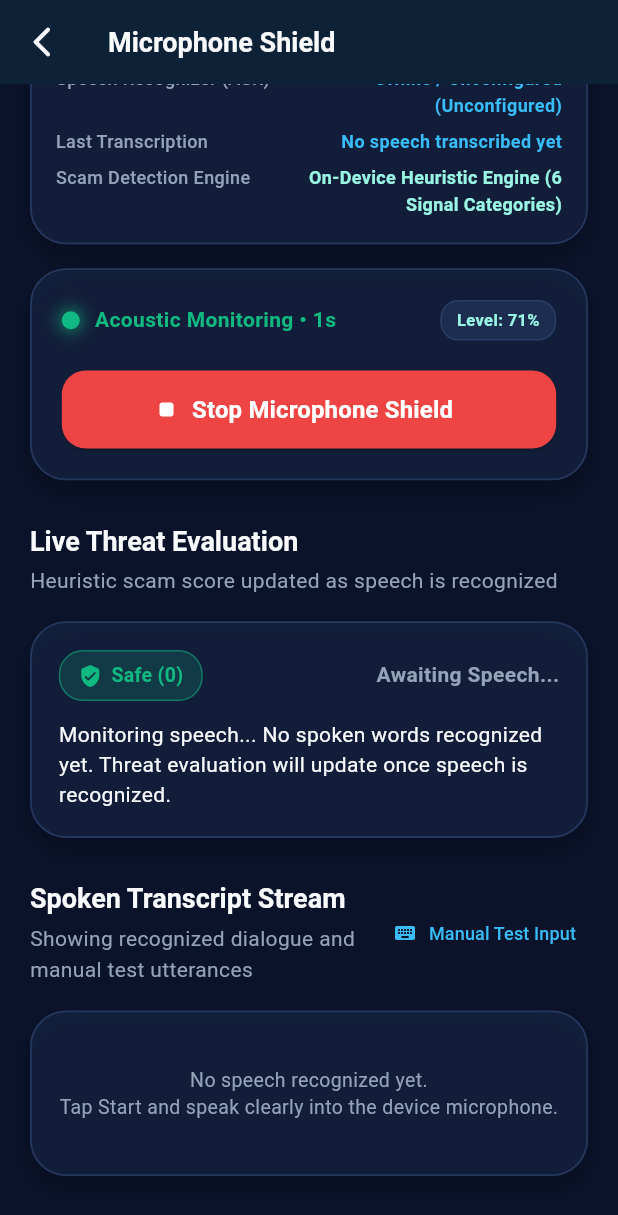
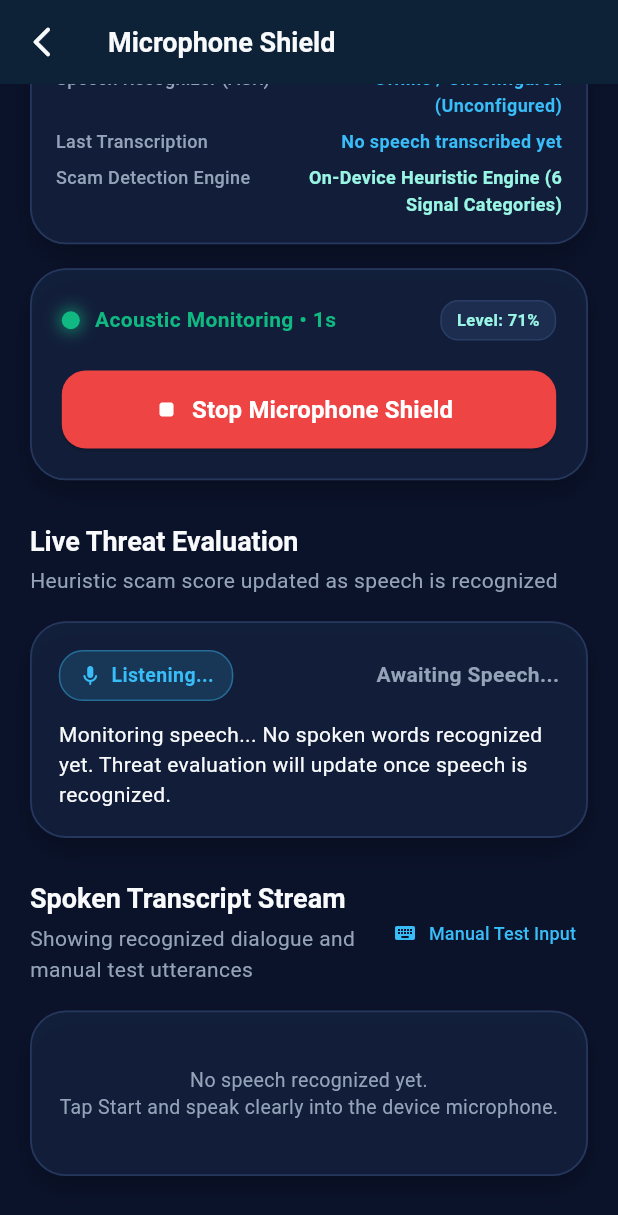
Before and after one commit to darahasvemakoti2007-create/call-safe-, a Flutter app: the LiveMicrophoneScreen screen opened directly, scrolled down 576 dp, after a tap on "Start Microphone Shield", on a phone screen of 412 x 824 dp. Shown: the top 1215 px of the screen. Run offline on Flutter 3.47's test engine with Material 3 defaults, Android fonts, the phone set to English and light mode, and no system bars; our stand-ins replace shared_preferences, supabase_flutter; accounts and stored records are empty.

Commit message:
fix(microphone): prevent emptyAudio crash on unconfigured ASR and eliminate premature Safe badge

```diff
--- a/lib/features/calls/live_microphone_screen.dart
+++ b/lib/features/calls/live_microphone_screen.dart
@@ -548,14 +548,65 @@ class _LiveMicrophoneScreenState extends State<LiveMicrophoneScreen> {
                         Row(
                           mainAxisAlignment: MainAxisAlignment.spaceBetween,
                           children: [
-                            RiskBadge(
-                              level: _controller.hasEvaluatedSpeech
-                                  ? _controller.currentAnalysis.riskLevel
-                                  : RiskLevel.safe,
-                              score: _controller.hasEvaluatedSpeech
-                                  ? _controller.currentAnalysis.riskScore
-                                  : 0,
-                            ),
+                            if (_controller.hasEvaluatedSpeech)
+                              RiskBadge(
+                                key: const Key('evaluated_risk_badge'),
+                                level: _controller.currentAnalysis.riskLevel,
+                                score: _controller.currentAnalysis.riskScore,
+                              )
+                            else
+                              Container(
+                                key: const Key('unevaluated_status_badge'),
+                                padding: const EdgeInsets.symmetric(horizontal: 12, vertical: 6),
+                                decoration: BoxDecoration(
+                                  color: _controller.hasTranscriptionError
+                                      ? AppTheme.riskHigh.withValues(alpha: 0.15)
+                                      : (isCapturing
+                                          ? AppTheme.skyAccent.withValues(alpha: 0.15)
+                                          : AppTheme.navySurfaceLight),
+                                  borderRadius: BorderRadius.circular(16),
+                                  border: Border.all(
+                                    color: _controller.hasTranscriptionError
+                                        ? AppTheme.riskHigh.withValues(alpha: 0.4)
+                                        : (isCapturing
+                                            ? AppTheme.skyAccent.withValues(alpha: 0.4)
+                                            : AppTheme.navyBorder),
+                                  ),
+                                ),
+                                child: Row(
+                                  mainAxisSize: MainAxisSize.min,
+                                  children: [
+                                    Icon(
+                                      _controller.hasTranscriptionError
+                                          ? Icons.error_outline_rounded
+                                          : (isCapturing
+                                              ? Icons.mic_rounded
+                                              : Icons.hourglass_empty_rounded),
+                                      size: 16,
+                                      color: _controller.hasTranscriptionError
+                                          ? AppTheme.riskHigh
+                                          : (isCapturing
+                                              ? AppTheme.skyAccent
+                                              : AppTheme.textSecondary),
+                                    ),
+                                    const SizedBox(width: 6),
+                                    Text(
+                                      _controller.hasTranscriptionError
+                                          ? 'Unevaluated'
+                                          : (isCapturing ? 'Listening...' : 'Standby'),
+                                      style: TextStyle(
+                                        color: _controller.hasTranscriptionError
+                                            ? AppTheme.riskHigh
+                                            : (isCapturing
+                                                ? AppTheme.skyAccent
+                                                : AppTheme.textSecondary),
+                                        fontSize: 13,
+                                        fontWeight: FontWeight.w700,
+                                      ),
+                                    ),
+                                  ],
+                                ),
+                              ),
                             Text(
                               _controller.hasEvaluatedSpeech
                                   ? 'Threat Score: ${_controller.currentAnalysis.riskScore}/100'
--- a/lib/features/detection/live_speech_recognition_service.dart
+++ b/lib/features/detection/live_speech_recognition_service.dart
@@ -232,6 +232,11 @@ class DefaultLiveSpeechRecognitionService implements LiveSpeechRecognitionServic
 
   Future<void> _transcribePcmBytes(List<int> pcmBytes) async {
     if (pcmBytes.isEmpty || _isDisposed) return;
+    if (!isConfigured) {
+      // Offline / unconfigured mode: raw acoustic bytes cannot be transcribed
+      // by the offline mock. Audio levels remain active for acoustic metering.
+      return;
+    }
     _isTranscribing = true;
     try {
       // Package raw PCM into standard 16kHz mono WAV container if not already WAV
@@ -262,7 +267,7 @@ class DefaultLiveSpeechRecognitionService implements LiveSpeechRecognitionServic
         _onSegment?.call(segment);
       }
     } catch (e) {
-      _lastError = e.toString();
+      _lastError = e is SpeechToTextException ? e.message : e.toString();
       _onError?.call(_lastError!);
       rethrow;
     } finally {
```
Also changed, not shown: 1 other file.
